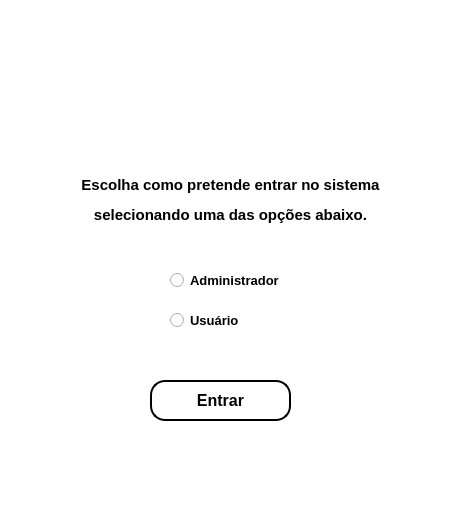
First picture: the form in App/tela_escolha.ui, repository IgorMonteiro07/Aplicativo_zurica01, before the edit.
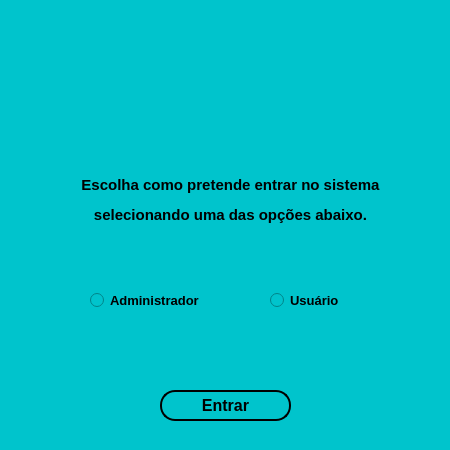
Second picture: the form after the edit. Icons and pictures are not drawn.

```diff
--- a/App/tela_escolha.ui
+++ b/App/tela_escolha.ui
@@ -6,8 +6,8 @@
    <rect>
     <x>0</x>
     <y>0</y>
-    <width>464</width>
-    <height>517</height>
+    <width>450</width>
+    <height>450</height>
    </rect>
   </property>
   <property name="font">
@@ -19,14 +19,14 @@
    <string>MainWindow</string>
   </property>
   <property name="styleSheet">
-   <string notr="true">background-color: rgb(255, 255, 255);</string>
+   <string notr="true">background-color: #00c4cc;</string>
   </property>
   <widget class="QWidget" name="centralwidget">
    <widget class="QRadioButton" name="ESCOLHA01">
     <property name="geometry">
      <rect>
-      <x>170</x>
-      <y>260</y>
+      <x>90</x>
+      <y>280</y>
       <width>121</width>
       <height>41</height>
      </rect>
@@ -45,8 +45,8 @@
    <widget class="QRadioButton" name="ESCOLHA02">
     <property name="geometry">
      <rect>
-      <x>170</x>
-      <y>300</y>
+      <x>270</x>
+      <y>280</y>
       <width>101</width>
       <height>41</height>
      </rect>
@@ -65,10 +65,10 @@
    <widget class="QPushButton" name="botaoescolha">
     <property name="geometry">
      <rect>
-      <x>150</x>
-      <y>380</y>
-      <width>141</width>
-      <height>41</height>
+      <x>160</x>
+      <y>390</y>
+      <width>131</width>
+      <height>31</height>
      </rect>
     </property>
     <property name="font">
@@ -79,7 +79,7 @@
      </font>
     </property>
     <property name="styleSheet">
-     <string notr="true">background-color: rgb(255, 255, 255);
+     <string notr="true">background-color: #00c4cc;
 border-radius:15px;
 border-style:outset;
 border-width:2px;
@@ -92,9 +92,9 @@
    <widget class="QLabel" name="label">
     <property name="geometry">
      <rect>
-      <x>70</x>
+      <x>30</x>
       <y>20</y>
-      <width>291</width>
+      <width>331</width>
       <height>121</height>
      </rect>
     </property>
```
Left out of the diff: 2 changed lines with no effect on the pictures.
